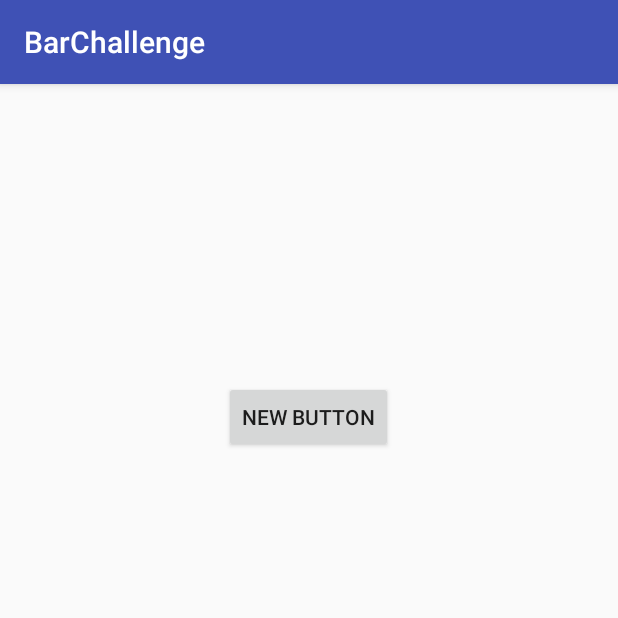
After one commit to vince14evil/MobileAppUlaval, an Android app: the SelfieChallengeActivity screen opened directly, with no data from a screen before it, on a phone screen of 412 x 824 dp, the top half of it. The commit adds this screen. Run offline under Robolectric (Android 15) with nearby library versions, the phone set to English and light mode, and no system bars.

Commit message:
Begin implementation of SelfieActivity

```diff
--- a/app/src/main/AndroidManifest.xml
+++ b/app/src/main/AndroidManifest.xml
@@ -27,7 +27,8 @@
             android:name=".Challenge2Activity"
             android:label="@string/title_activity_challenge2"
             android:theme="@style/AppTheme.NoActionBar" />
-        <activity android:name=".PrizeDescription"></activity>
+        <activity android:name=".PrizeDescription" />
+        <activity android:name=".SelfieChallengeActivity"></activity>
     </application>
 
 </manifest>
--- /dev/null
+++ b/app/src/main/java/barchallenges/ima/ulaval/ca/barchallenge/SelfieChallengeActivity.java
@@ -0,0 +1,61 @@
+package barchallenges.ima.ulaval.ca.barchallenge;
+
+import android.content.Intent;
+import android.database.Cursor;
+import android.graphics.Bitmap;
+import android.graphics.BitmapFactory;
+import android.net.Uri;
+import android.provider.MediaStore;
+import android.support.v7.app.AppCompatActivity;
+import android.os.Bundle;
+import android.view.View;
+import android.widget.Button;
+import android.widget.ImageView;
+
+public class SelfieChallengeActivity extends AppCompatActivity {
+
+    private Button mTakePhotoBtn;
+    private int TAKE_PHOTO_INTENT=999;
+    private int SELECT_IMAGE_INTENT=1234;
+    private String mSelectedImagePath;
+
+    @Override
+    protected void onCreate(Bundle savedInstanceState) {
+        super.onCreate(savedInstanceState);
+        setContentView(R.layout.activity_selfie_challenge);
+
+        mTakePhotoBtn = (Button) findViewById(R.id.TakePhotoBtn);
+        mTakePhotoBtn.setOnClickListener(new View.OnClickListener() {
+
+            @Override
+            public void onClick(View v) {
+                // TODO Auto-generated method stub
+                Intent cameraIntent = new Intent(
+                        android.provider.MediaStore.ACTION_IMAGE_CAPTURE);
+                startActivityForResult(cameraIntent, TAKE_PHOTO_INTENT);
+            }
+        });
+    }
+
+    @Override
+    protected void onActivityResult (int requestCode, int resultCode, Intent data){
+        super.onActivityResult(requestCode, resultCode, data);
+        if(requestCode==SELECT_IMAGE_INTENT && resultCode==RESULT_OK){
+            Uri selectedImage = data.getData();
+            String[] filePathColumn = { MediaStore.Images.Media.DATA };
+            Cursor cursor = getContentResolver().query(selectedImage,filePathColumn, null, null, null);
+            cursor.moveToFirst();
+            int columnIndex = cursor.getColumnIndex(filePathColumn[0]);
+            String picturePath = cursor.getString(columnIndex);
+            cursor.close();
+            mSelectedImagePath=picturePath;
+            ImageView imageView = (ImageView) findViewById(R.id.upload_image_preview);
+            imageView.setImageBitmap(BitmapFactory.decodeFile(picturePath));
+        }else if(requestCode==TAKE_PHOTO_INTENT && resultCode==RESULT_OK){
+            Bitmap photo = (Bitmap) data.getExtras().get("data");
+            ImageView imageView = (ImageView) findViewById(R.id.upload_image_preview);
+            imageView.setImageBitmap(photo);
+            //we
+        }
+    }
+}
--- /dev/null
+++ b/app/src/main/res/layout/activity_selfie_challenge.xml
@@ -0,0 +1,26 @@
+<?xml version="1.0" encoding="utf-8"?>
+<RelativeLayout xmlns:android="http://schemas.android.com/apk/res/android"
+    xmlns:tools="http://schemas.android.com/tools"
+    android:layout_width="match_parent"
+    android:layout_height="match_parent"
+    android:paddingBottom="@dimen/activity_vertical_margin"
+    android:paddingLeft="@dimen/activity_horizontal_margin"
+    android:paddingRight="@dimen/activity_horizontal_margin"
+    android:paddingTop="@dimen/activity_vertical_margin"
+    tools:context="barchallenges.ima.ulaval.ca.barchallenge.SelfieChallengeActivity">
+
+    <Button
+        android:layout_width="wrap_content"
+        android:layout_height="wrap_content"
+        android:text="New Button"
+        android:id="@+id/TakePhotoBtn"
+        android:layout_alignParentTop="true"
+        android:layout_centerHorizontal="true"
+        android:layout_marginTop="182dp" />
+
+    <ImageView
+        android:id="@+id/upload_image_preview"
+        android:layout_width="wrap_content"
+        android:layout_height="wrap_content"/>
+
+</RelativeLayout>
```
Also changed, not shown: app/src/main/java/barchallenges/ima/ulaval/ca/barchallenge/MainActivity.java (+13 -0 lines).
